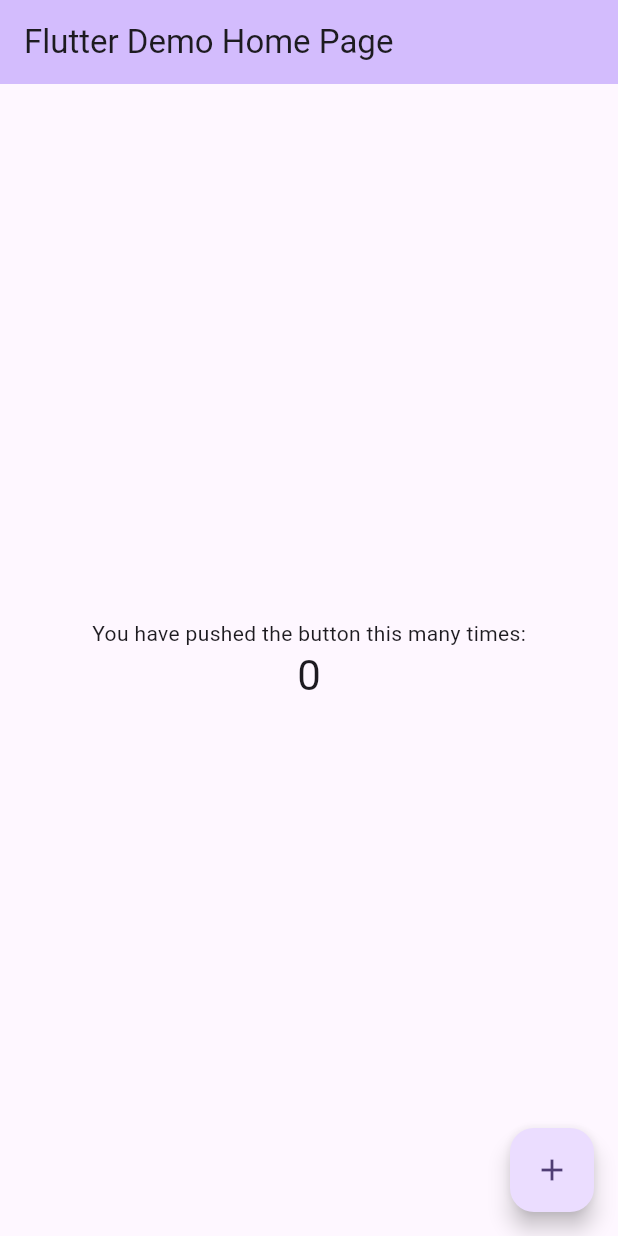
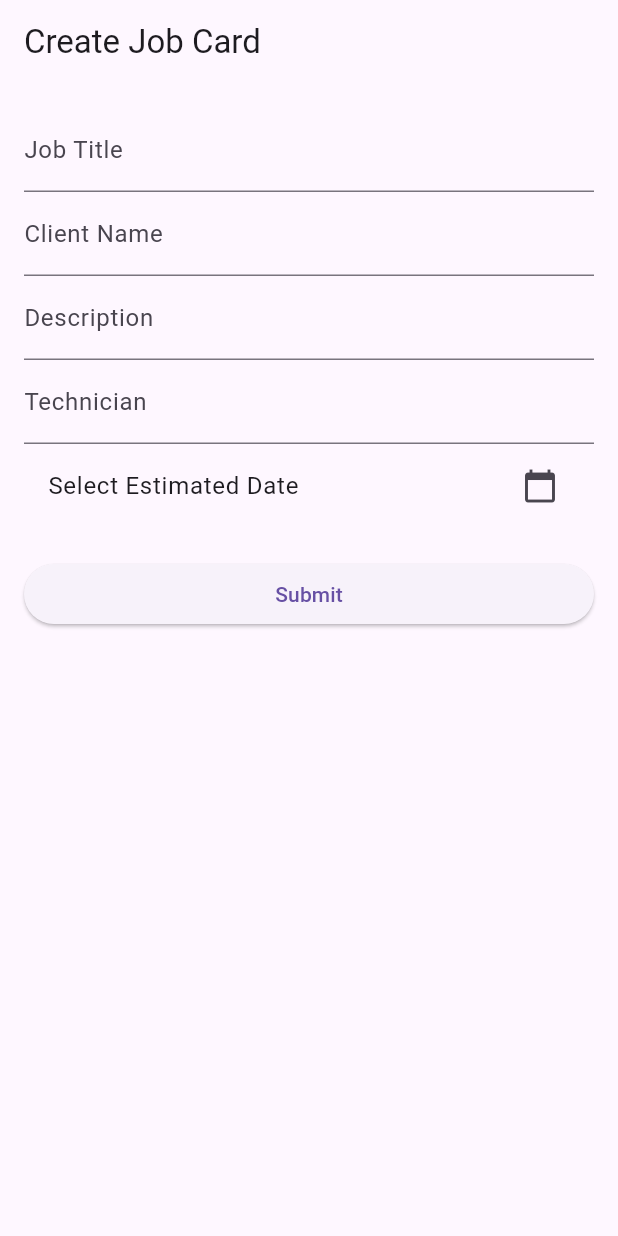
Before and after one commit to simbastart001/QutangaJobCardMgtsystem, a Flutter app: the screen it shows after launch, on a phone screen of 412 x 824 dp. Run offline on Flutter 3.47's test engine with Material 3 defaults, Android fonts, the phone set to English and light mode, and no system bars; our stand-ins replace drift; accounts and stored records are empty; generated files the repository leaves out were written again.

Commit message:
Create JobcardScreen & logic

```diff
--- /dev/null
+++ b/lib/data/local/job_card_db.dart
@@ -0,0 +1,51 @@
+import 'package:drift/drift.dart';
+import 'package:drift/native.dart';
+import 'package:path_provider/path_provider.dart';
+import 'package:path/path.dart' as p;
+import 'dart:io';
+
+part 'job_card_db.g.dart';
+
+class JobCards extends Table {
+  IntColumn get id => integer().autoIncrement()();
+
+  TextColumn get title => text()();
+
+  TextColumn get clientName => text()();
+
+  TextColumn get description => text()();
+
+  TextColumn get technician => text()();
+
+  DateTimeColumn get estimatedDate => dateTime()();
+
+  TextColumn get status => text().withDefault(const Constant('Pending'))();
+
+  TextColumn get adminComment => text().nullable()();
+}
+
+@DriftDatabase(tables: [JobCards])
+class AppDatabase extends _$AppDatabase {
+  AppDatabase() : super(_openConnection());
+
+  @override
+  int get schemaVersion => 1;
+
+  Future<List<JobCard>> getAllJobCards() => select(jobCards).get();
+
+  Future<int> insertJobCard(JobCardsCompanion jobCard) =>
+      into(jobCards).insert(jobCard);
+
+  Future updateStatus(int id, String status, String? comment) {
+    return (update(jobCards)..where((tbl) => tbl.id.equals(id))).write(
+        JobCardsCompanion(status: Value(status), adminComment: Value(comment)));
+  }
+}
+
+LazyDatabase _openConnection() {
+  return LazyDatabase(() async {
+    final dir = await getApplicationDocumentsDirectory();
+    final path = p.join(dir.path, 'job_cards.sqlite');
+    return NativeDatabase(File(path));
+  });
+}
--- /dev/null
+++ b/lib/features/job_card/presentation/job_card_creation_screen.dart
@@ -0,0 +1,105 @@
+import 'package:drift/drift.dart';
+import 'package:flutter/material.dart';
+import '../../../data/local/job_card_db.dart';
+
+class JobCardCreationScreen extends StatefulWidget {
+  const JobCardCreationScreen({super.key});
+
+  @override
+  State<JobCardCreationScreen> createState() => _JobCardCreationScreenState();
+}
+
+class _JobCardCreationScreenState extends State<JobCardCreationScreen> {
+  final _formKey = GlobalKey<FormState>();
+  final _db = AppDatabase();
+
+  final _titleController = TextEditingController();
+  final _clientController = TextEditingController();
+  final _descController = TextEditingController();
+  final _techController = TextEditingController();
+  DateTime? _selectedDate;
+
+  Future<void> _submit() async {
+    if (_formKey.currentState!.validate() && _selectedDate != null) {
+      final jobCard = JobCardsCompanion(
+        title: Value(_titleController.text),
+        clientName: Value(_clientController.text),
+        description: Value(_descController.text),
+        technician: Value(_techController.text),
+        estimatedDate: Value(_selectedDate!),
+      );
+
+      await _db.insertJobCard(jobCard);
+
+      ScaffoldMessenger.of(context).showSnackBar(
+        const SnackBar(content: Text('Job Card Created!')),
+      );
+
+      _formKey.currentState!.reset();
+      _titleController.clear();
+      _clientController.clear();
+      _descController.clear();
+      _techController.clear();
+      setState(() => _selectedDate = null);
+    }
+  }
+
+  @override
+  Widget build(BuildContext context) {
+    return Scaffold(
+      appBar: AppBar(title: const Text("Create Job Card")),
+      body: Padding(
+        padding: const EdgeInsets.all(16.0),
+        child: Form(
+          key: _formKey,
+          child: ListView(
+            children: [
+              TextFormField(
+                controller: _titleController,
+                decoration: const InputDecoration(labelText: 'Job Title'),
+                validator: (v) => v!.isEmpty ? 'Required' : null,
+              ),
+              TextFormField(
+                controller: _clientController,
+                decoration: const InputDecoration(labelText: 'Client Name'),
+                validator: (v) => v!.isEmpty ? 'Required' : null,
+              ),
+              TextFormField(
+                controller: _descController,
+                decoration: const InputDecoration(labelText: 'Description'),
+                validator: (v) => v!.isEmpty ? 'Required' : null,
+              ),
+              TextFormField(
+                controller: _techController,
+                decoration: const InputDecoration(labelText: 'Technician'),
+                validator: (v) => v!.isEmpty ? 'Required' : null,
+              ),
+              ListTile(
+                title: Text(_selectedDate == null
+                    ? 'Select Estimated Date'
+                    : 'Date: ${_selectedDate!.toLocal()}'.split(' ')[0]),
+                trailing: const Icon(Icons.calendar_today),
+                onTap: () async {
+                  final picked = await showDatePicker(
+                    context: context,
+                    initialDate: DateTime.now(),
+                    firstDate: DateTime(2020),
+                    lastDate: DateTime(2030),
+                  );
+                  if (picked != null) {
+                    setState(() => _selectedDate = picked);
+                  }
+                },
+              ),
+              const SizedBox(height: 20),
+              ElevatedButton(
+                onPressed: _submit,
+                child: const Text("Submit"),
+              )
+            ],
+          ),
+        ),
+      ),
+    );
+  }
+}
--- a/lib/main.dart
+++ b/lib/main.dart
@@ -1,125 +1,22 @@
 import 'package:flutter/material.dart';
+import 'features/job_card/presentation/job_card_creation_screen.dart';
+
+// import 'features/admin/presentation/admin_approval_screen.dart';
+// import 'features/reports/presentation/reports_screen.dart';
 
 void main() {
-  runApp(const MyApp());
+  runApp(const JobCardApp());
 }
 
-class MyApp extends StatelessWidget {
-  const MyApp({super.key});
+class JobCardApp extends StatelessWidget {
+  const JobCardApp({Key? key}) : super(key: key);
 
-  // This widget is the root of your application.
   @override
   Widget build(BuildContext context) {
     return MaterialApp(
-      title: 'Flutter Demo',
-      theme: ThemeData(
-        // This is the theme of your application.
-        //
-        // TRY THIS: Try running your application with "flutter run". You'll see
-        // the application has a purple toolbar. Then, without quitting the app,
-        // try changing the seedColor in the colorScheme below to Colors.green
-        // and then invoke "hot reload" (save your changes or press the "hot
-        // reload" button in a Flutter-supported IDE, or press "r" if you used
-        // the command line to start the app).
-        //
-        // Notice that the counter didn't reset back to zero; the application
-        // state is not lost during the reload. To reset the state, use hot
-        // restart instead.
-        //
-        // This works for code too, not just values: Most code changes can be
-        // tested with just a hot reload.
-        colorScheme: ColorScheme.fromSeed(seedColor: Colors.deepPurple),
-        useMaterial3: true,
-      ),
-      home: const MyHomePage(title: 'Flutter Demo Home Page'),
+      title: 'Job Card Management',
+      theme: ThemeData(primarySwatch: Colors.green),
+      home: const JobCardCreationScreen(),
     );
   }
 }
-
-class MyHomePage extends StatefulWidget {
-  const MyHomePage({super.key, required this.title});
-
-  // This widget is the home page of your application. It is stateful, meaning
-  // that it has a State object (defined below) that contains fields that affect
-  // how it looks.
-
-  // This class is the configuration for the state. It holds the values (in this
-  // case the title) provided by the parent (in this case the App widget) and
-  // used by the build method of the State. Fields in a Widget subclass are
-  // always marked "final".
-
-  final String title;
-
-  @override
-  State<MyHomePage> createState() => _MyHomePageState();
-}
-
-class _MyHomePageState extends State<MyHomePage> {
-  int _counter = 0;
-
-  void _incrementCounter() {
-    setState(() {
-      // This call to setState tells the Flutter framework that something has
-      // changed in this State, which causes it to rerun the build method below
-      // so that the display can reflect the updated values. If we changed
-      // _counter without calling setState(), then the build method would not be
-      // called again, and so nothing would appear to happen.
-      _counter++;
-    });
-  }
-
-  @override
-  Widget build(BuildContext context) {
-    // This method is rerun every time setState is called, for instance as done
-    // by the _incrementCounter method above.
-    //
-    // The Flutter framework has been optimized to make rerunning build methods
-    // fast, so that you can just rebuild anything that needs updating rather
-    // than having to individually change instances of widgets.
-    return Scaffold(
-      appBar: AppBar(
-        // TRY THIS: Try changing the color here to a specific color (to
-        // Colors.amber, perhaps?) and trigger a hot reload to see the AppBar
-        // change color while the other colors stay the same.
-        backgroundColor: Theme.of(context).colorScheme.inversePrimary,
-        // Here we take the value from the MyHomePage object that was created by
-        // the App.build method, and use it to set our appbar title.
-        title: Text(widget.title),
-      ),
-      body: Center(
-        // Center is a layout widget. It takes a single child and positions it
-        // in the middle of the parent.
-        child: Column(
-          // Column is also a layout widget. It takes a list of children and
-          // arranges them vertically. By default, it sizes itself to fit its
-          // children horizontally, and tries to be as tall as its parent.
-          //
-          // Column has various properties to control how it sizes itself and
-          // how it positions its children. Here we use mainAxisAlignment to
-          // center the children vertically; the main axis here is the vertical
-          // axis because Columns are vertical (the cross axis would be
-          // horizontal).
-          //
-          // TRY THIS: Invoke "debug painting" (choose the "Toggle Debug Paint"
-          // action in the IDE, or press "p" in the console), to see the
-          // wireframe for each widget.
-          mainAxisAlignment: MainAxisAlignment.center,
-          children: <Widget>[
-            const Text(
-              'You have pushed the button this many times:',
-            ),
-            Text(
-              '$_counter',
-              style: Theme.of(context).textTheme.headlineMedium,
-            ),
-          ],
-        ),
-      ),
-      floatingActionButton: FloatingActionButton(
-        onPressed: _incrementCounter,
-        tooltip: 'Increment',
-        child: const Icon(Icons.add),
-      ), // This trailing comma makes auto-formatting nicer for build methods.
-    );
-  }
-}
```
Also changed, not shown: pubspec.yaml (+10 -62 lines), lib/data/local/job_card_db.g.dart (added), pubspec.lock, 1 other file.
